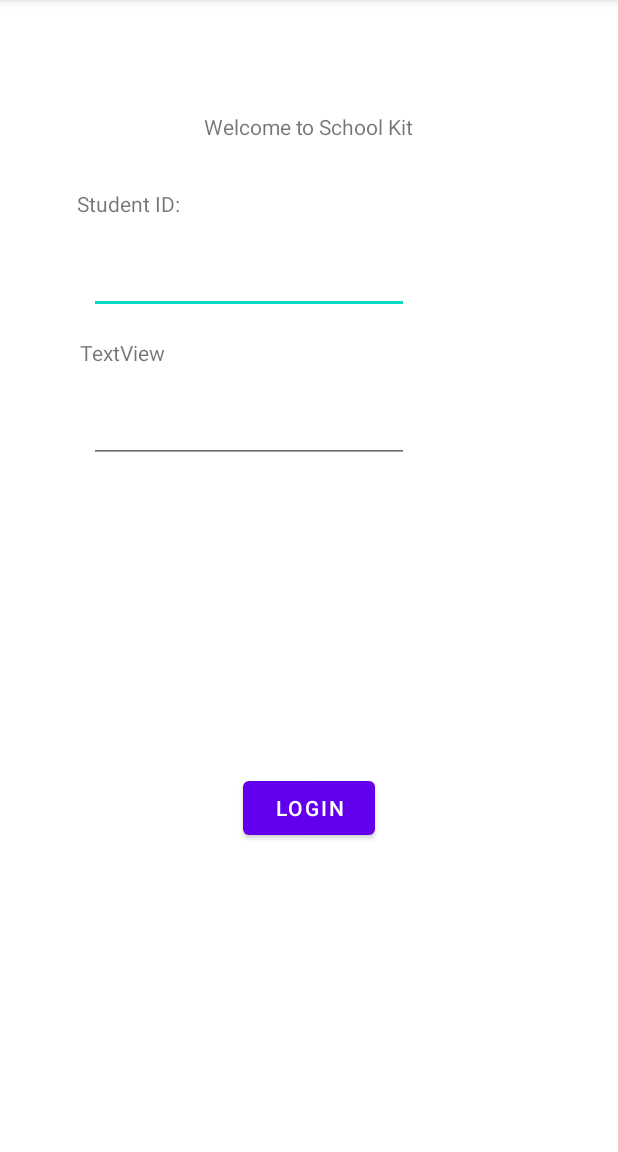
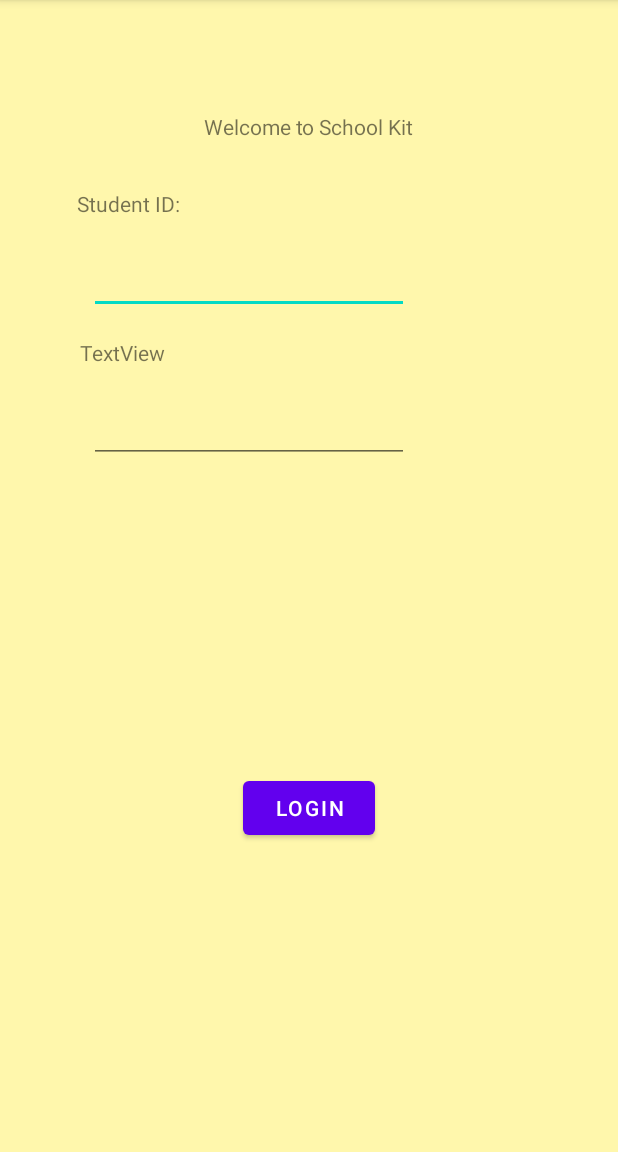
Before and after one commit to BrianTsangCa/Group6_SchoolKit, an Android app: the screen it shows after launch (activity_login), on a phone screen of 412 x 824 dp, the part 84-1236 px from its top. Run offline under Robolectric (Android 15) with nearby library versions, the phone set to English and light mode, and no system bars.

Commit message:
changes of background color

```diff
--- a/app/src/main/res/layout/activity_login.xml
+++ b/app/src/main/res/layout/activity_login.xml
@@ -4,6 +4,7 @@
     xmlns:tools="http://schemas.android.com/tools"
     android:layout_width="match_parent"
     android:layout_height="match_parent"
+    android:background="#FFF7AC"
     tools:context=".activity_login">
 
     <TextView
--- a/app/src/main/res/layout/fragment_home.xml
+++ b/app/src/main/res/layout/fragment_home.xml
@@ -4,6 +4,7 @@
     xmlns:tools="http://schemas.android.com/tools"
     android:layout_width="match_parent"
     android:layout_height="match_parent"
+    android:background="#FFF7AC"
     tools:context=".ui.home.HomeFragment">
 
     <TextView
--- a/app/src/main/res/layout/fragment_notifications.xml
+++ b/app/src/main/res/layout/fragment_notifications.xml
@@ -4,6 +4,7 @@
     xmlns:tools="http://schemas.android.com/tools"
     android:layout_width="match_parent"
     android:layout_height="match_parent"
+    android:background="#FFF7AC"
     tools:context=".ui.notifications.NotificationsFragment">
 
     <TextView
```
